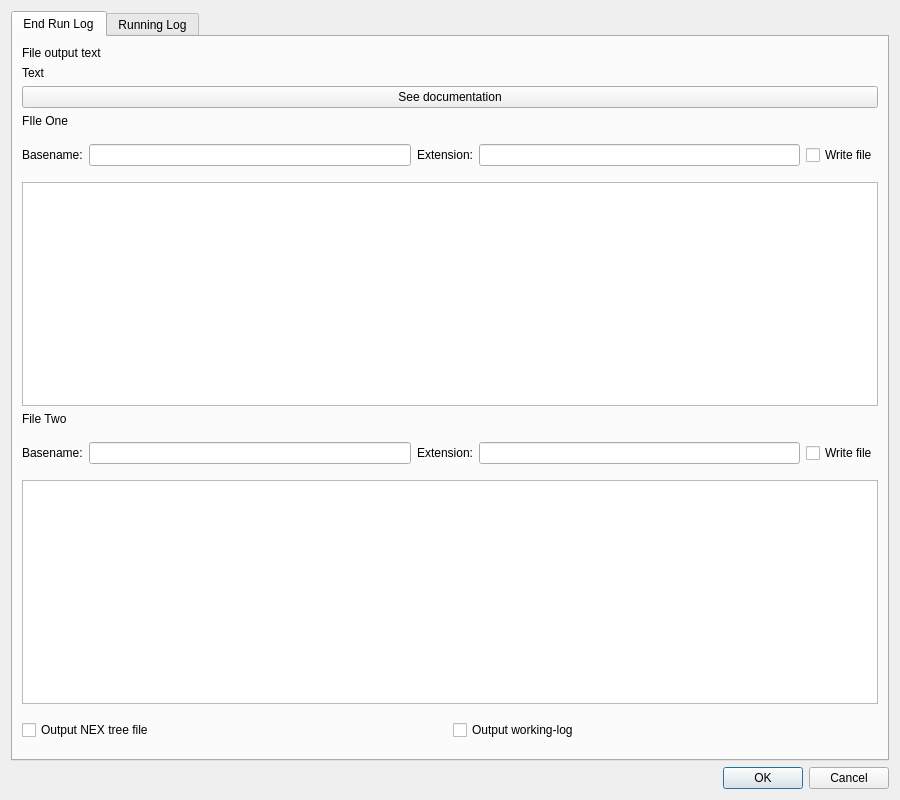
Before: the Qt Designer form output.ui in palaeoware/trevosim, drawn with Qt 5.
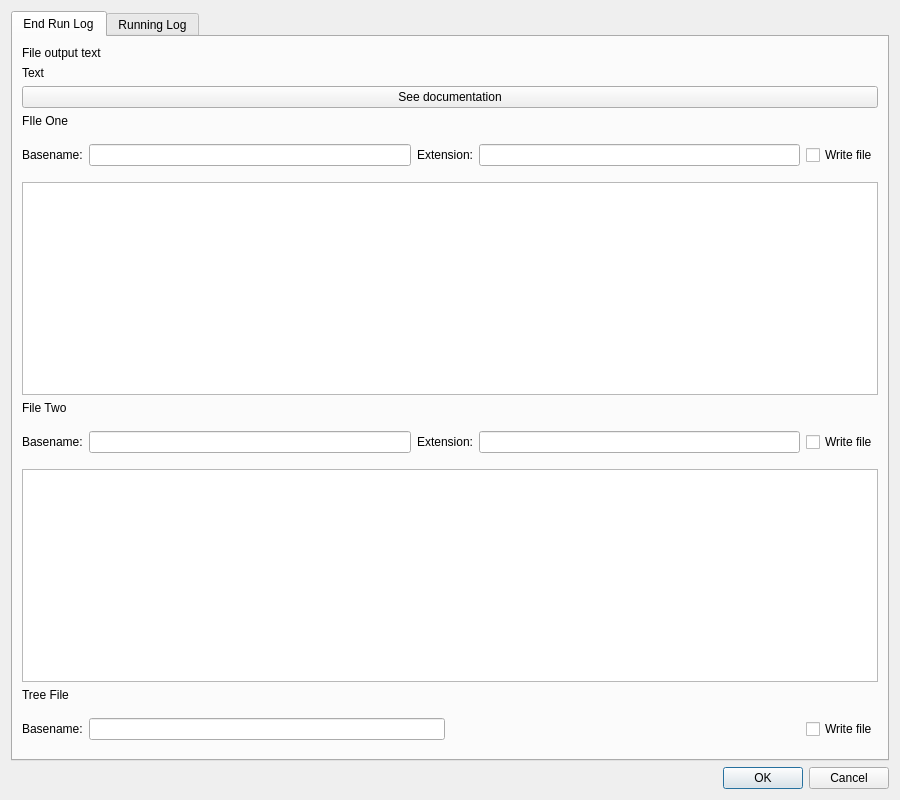
After: the same form once the commit is applied.

Commit message: Allow user to modify the name of the tree file for issue #38

```diff
--- a/output.ui
+++ b/output.ui
@@ -160,6 +160,13 @@
        <item>
         <widget class="QPlainTextEdit" name="string_f2"/>
        </item>
+       <item>
+        <widget class="QLabel" name="label_f3">
+         <property name="text">
+          <string>Tree File</string>
+         </property>
+        </widget>
+       </item>
        <item>
         <layout class="QHBoxLayout" name="horizontalLayout">
          <property name="topMargin">
@@ -168,17 +175,33 @@
          <property name="bottomMargin">
           <number>10</number>
          </property>
+         <item>
+          <widget class="QLabel" name="label_8">
+           <property name="text">
+            <string>Basename:</string>
+           </property>
+          </widget>
+         </item>
+         <item>
+          <widget class="QLineEdit" name="file_03_base"/>
+         </item>
+         <item>
+          <spacer name="horizontalSpacer_3">
+           <property name="orientation">
+            <enum>Qt::Horizontal</enum>
+           </property>
+           <property name="sizeHint" stdset="0">
+            <size>
+             <width>40</width>
+             <height>20</height>
+            </size>
+           </property>
+          </spacer>
+         </item>
          <item>
           <widget class="QCheckBox" name="c_write_tree">
            <property name="text">
-            <string>Output NEX tree file</string>
-           </property>
-          </widget>
-         </item>
-         <item>
-          <widget class="QCheckBox" name="c_work_log">
-           <property name="text">
-            <string>Output working-log</string>
+            <string>Write file</string>
            </property>
           </widget>
          </item>
@@ -306,6 +329,53 @@
            </property>
           </widget>
          </item>
+         <item>
+          <widget class="Line" name="line">
+           <property name="orientation">
+            <enum>Qt::Vertical</enum>
+           </property>
+          </widget>
+         </item>
+         <item>
+          <spacer name="horizontalSpacer_2">
+           <property name="orientation">
+            <enum>Qt::Horizontal</enum>
+           </property>
+           <property name="sizeHint" stdset="0">
+            <size>
+             <width>40</width>
+             <height>20</height>
+            </size>
+           </property>
+          </spacer>
+         </item>
+         <item>
+          <widget class="QCheckBox" name="c_work_log">
+           <property name="text">
+            <string>Write full working-log</string>
+           </property>
+          </widget>
+         </item>
+         <item>
+          <spacer name="horizontalSpacer">
+           <property name="orientation">
+            <enum>Qt::Horizontal</enum>
+           </property>
+           <property name="sizeHint" stdset="0">
+            <size>
+             <width>40</width>
+             <height>20</height>
+            </size>
+           </property>
+          </spacer>
+         </item>
+         <item>
+          <widget class="QCheckBox" name="c_write_ee">
+           <property name="text">
+            <string>Write ecosystem engineers</string>
+           </property>
+          </widget>
+         </item>
         </layout>
        </item>
       </layout>
```
Left out of the diff: 22 changed lines with no effect on the pictures. The commit also changes 2 other files.
